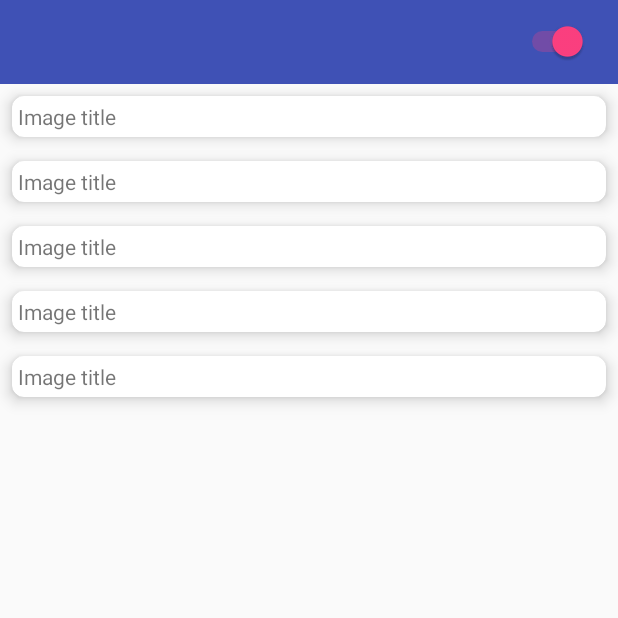
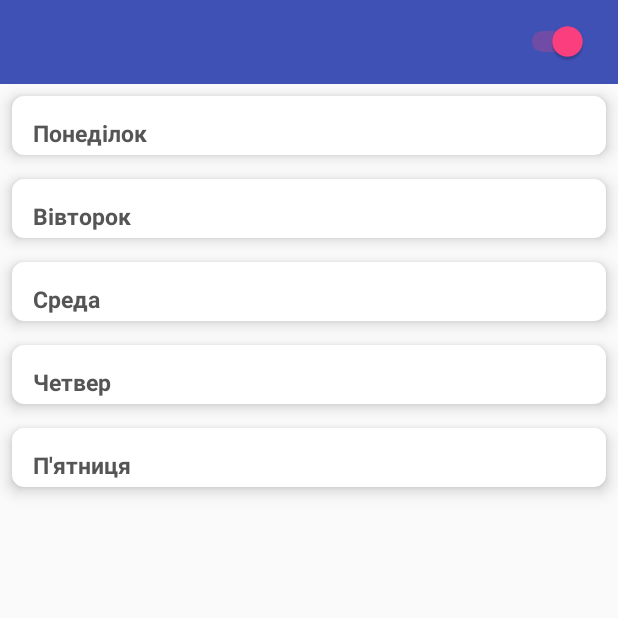
Before and after one commit to mrizyver/GATI, an Android app: the screen it shows after launch (FragmentActivity), on a phone screen of 412 x 824 dp, the top half of it. Run offline under Robolectric (Android 15) with nearby library versions, the phone set to English and light mode, and no system bars; our stand-ins replace Picasso; network calls fail; pictures from the network do not load.

Commit message:
created text to card title

```diff
--- a/app/src/main/java/com/gatisnau/gati/cardview/CardHolder.java
+++ b/app/src/main/java/com/gatisnau/gati/cardview/CardHolder.java
@@ -10,23 +10,23 @@ import android.view.Display;
 import android.view.View;
 import android.view.WindowManager;
 import android.widget.ImageView;
+import android.widget.TextView;
 
 import com.gatisnau.gati.OnImageClickListener;
 import com.gatisnau.gati.R;
 
 final class CardHolder extends RecyclerView.ViewHolder {
 
-    private View cardItem;
-
     CardHolder(@NonNull View itemView) {
         super(itemView);
-        this.cardItem = itemView;
     }
 
 
     /* ----------interface---------- */
 
     public final void bind(final Bitmap bitmap, Context context, OnImageClickListener imageClickListener) {
+        TextView tittle = findTitle();
+        tittle.setText(getTitleId(getAdapterPosition()));
         if (bitmap != null){
             setImage(bitmap, context, imageClickListener);
         }
@@ -55,8 +55,31 @@ final class CardHolder extends RecyclerView.ViewHolder {
         System.gc();
     }
 
+    private int getTitleId(int pos) {
+        switch (pos){
+            case 0:
+                return R.string.mon;
+            case 1:
+                return R.string.tue;
+            case 2:
+                return R.string.wed;
+            case 3:
+                return R.string.thu;
+            case 4:
+                return R.string.fri;
+            case 5:
+                return R.string.sat;
+            default:
+                return 0;
+        }
+    }
+
     private ImageView findImage() {
-        return cardItem.findViewById(R.id.card_image);
+        return itemView.findViewById(R.id.card_image);
+    }
+
+    private TextView findTitle() {
+        return itemView.findViewById(R.id.card_title);
     }
 
     private Bitmap resizeBitmap(Bitmap bitmap, int width, int height) {
--- a/app/src/main/res/layout/card_item.xml
+++ b/app/src/main/res/layout/card_item.xml
@@ -14,7 +14,14 @@
         android:layout_width="match_parent"
         android:layout_height="wrap_content">
         <TextView
-            android:text="Image title"
+            android:id="@+id/card_title"
+            tools:text="Понеділок"
+            android:textColor="#555555"
+            android:paddingStart="10dp"
+            android:paddingEnd="10dp"
+            android:paddingTop="10dp"
+            android:textSize="15sp"
+            android:textStyle="bold"
             android:layout_margin="4dp"
             android:layout_width="match_parent"
             android:layout_height="wrap_content" />
@@ -22,6 +29,6 @@
             android:id="@+id/card_image"
             android:layout_width="match_parent"
             android:layout_height="match_parent"
-            tools:src="@mipmap/ic_launcher"/>
+            tools:src="@drawable/page_not_found"/>
     </LinearLayout>
 </androidx.cardview.widget.CardView>
--- a/app/src/main/res/values/strings.xml
+++ b/app/src/main/res/values/strings.xml
@@ -24,4 +24,13 @@
     <string name="toast_last_version">Встановлена остання версія додатку</string>
     <string name="toast_exception_download">Помилка завантаження</string>
     <string name="update_is_exist">Доступне оновлення додатку</string>
+
+    <!--Days-->
+    <string name="mon">Понеділок</string>
+    <string name="tue">Вівторок</string>
+    <string name="wed">Среда</string>
+    <string name="thu">Четвер</string>
+    <string name="fri">П\'ятниця</string>
+    <string name="sat">Субота</string>
+
 </resources>
```
